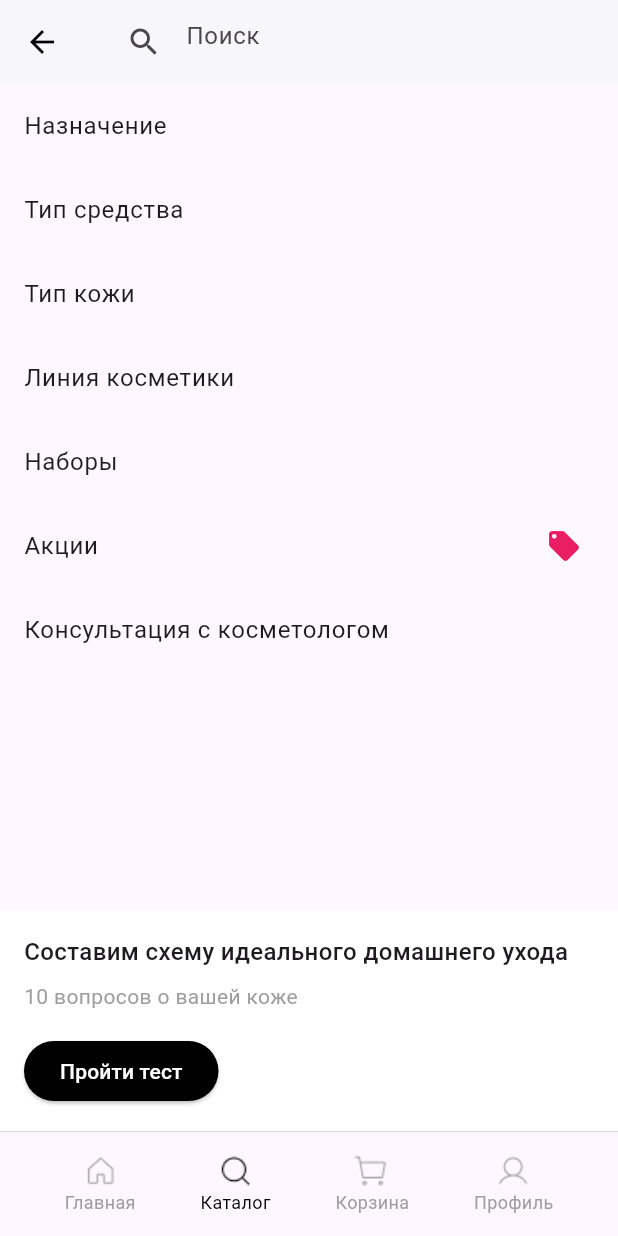
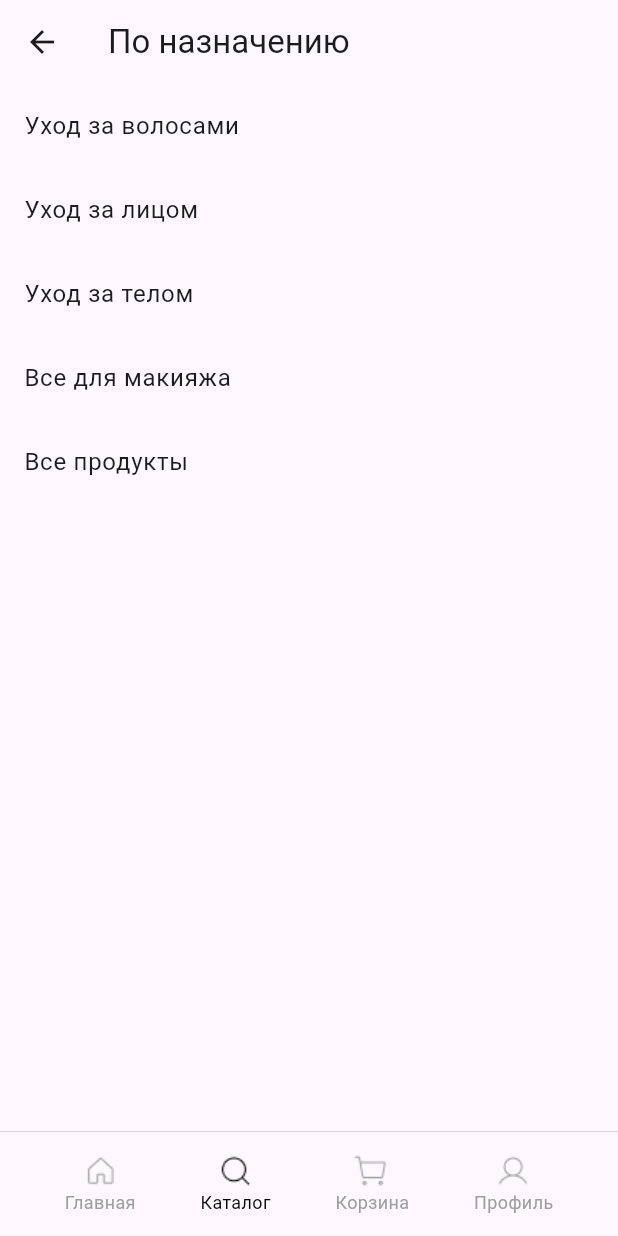
Before and after one commit to bismus-le-sha/cosmetics_shop_app, a Flutter app: the CataloguePage screen opened by its route, after a tap on "Назначение", on a phone screen of 412 x 824 dp. Run offline on Flutter 3.47's test engine with Material 3 defaults, Android fonts, the phone set to English and light mode, and no system bars; our stand-ins replace auto_route, bloc, dartz, equatable, flutter_bloc, get_it and 2 more; accounts and stored records are empty; network calls fail.

Commit message:
added subcatalogue feature

```diff
--- a/lib/config/router/router.dart
+++ b/lib/config/router/router.dart
@@ -1,7 +1,11 @@
 import 'package:auto_route/auto_route.dart';
+import 'package:flutter/widgets.dart';
 
+import '../../features/catalogue_list/domain/entities/subcatalogue_entity.dart';
 import '../../pages/cart.dart';
 import '../../features/catalogue_list/presentation/pages/catalogue_page.dart';
+import '../../features/catalogue_list/presentation/pages/subcatalogue_page.dart';
+import '../../pages/catalogue_navigation_page.dart';
 import '../../pages/home_page.dart';
 import '../../pages/profile.dart';
 import '../../pages/start_page.dart';
@@ -14,7 +18,10 @@ class AppRouter extends RootStackRouter {
   List<AutoRoute> get routes => [
         AutoRoute(page: StartRoute.page, initial: true, children: [
           AutoRoute(page: HomeRoute.page),
-          AutoRoute(page: CatalogueRoute.page),
+          AutoRoute(page: CatalogueNavigationRoute.page, children: [
+            AutoRoute(page: CatalogueRoute.page, initial: true),
+            AutoRoute(page: SubcatalogueRoute.page)
+          ]),
           AutoRoute(page: CartRoute.page),
           AutoRoute(page: ProfileRoute.page)
         ]),
--- a/lib/features/catalogue_list/data/datasources/catalogue_datasource.dart
+++ b/lib/features/catalogue_list/data/datasources/catalogue_datasource.dart
@@ -1,5 +1,7 @@
 import 'package:flutter/material.dart';
 import 'package:shop/features/catalogue_list/domain/entities/catalogue_entity.dart';
+
+import '../../domain/entities/subcatalogue_entity.dart';
 
 abstract class CatalogueDatasource {
   Future<List<CatalogueEntity>> getMenuItems();
@@ -9,13 +11,37 @@ class CatalogueDatasourceImpl implements CatalogueDatasource {
   @override
   Future<List<CatalogueEntity>> getMenuItems() async {
     return [
-      CatalogueEntity(title: 'Назначение'),
-      CatalogueEntity(title: 'Тип средства'),
-      CatalogueEntity(title: 'Тип кожи'),
-      CatalogueEntity(title: 'Линия косметики'),
-      CatalogueEntity(title: 'Наборы'),
-      CatalogueEntity(title: 'Акции', icon: Icons.local_offer),
-      CatalogueEntity(title: 'Консультация с косметологом'),
+      CatalogueEntity(
+          title: 'Назначение', appBarTitile: 'По назначению', items: stubItems),
+      CatalogueEntity(
+          title: 'Тип средства',
+          appBarTitile: 'По типу средства',
+          items: stubItems),
+      CatalogueEntity(
+          title: 'Тип кожи',
+          appBarTitile: 'По типу кожи',
+          items: skinTypeItems),
+      CatalogueEntity(title: 'Линия косметики', items: stubItems),
+      CatalogueEntity(title: 'Наборы', items: stubItems),
+      CatalogueEntity(
+          title: 'Акции', icon: Icons.local_offer, items: stubItems),
+      CatalogueEntity(title: 'Консультация с косметологом', items: stubItems),
     ];
   }
+
+  List<SubcatalogueEntity> skinTypeItems = [
+    SubcatalogueEntity(title: 'Жирная'),
+    SubcatalogueEntity(title: 'Комбинированая'),
+    SubcatalogueEntity(title: 'Нормальная'),
+    SubcatalogueEntity(title: 'Сухая'),
+    SubcatalogueEntity(title: 'Любой тип'),
+  ];
+
+  List<SubcatalogueEntity> stubItems = [
+    SubcatalogueEntity(title: 'Уход за волосами'),
+    SubcatalogueEntity(title: 'Уход за лицом'),
+    SubcatalogueEntity(title: 'Уход за телом'),
+    SubcatalogueEntity(title: 'Все для макияжа'),
+    SubcatalogueEntity(title: 'Все продукты'),
+  ];
 }
--- a/lib/features/catalogue_list/data/models/catalogue_model.dart
+++ b/lib/features/catalogue_list/data/models/catalogue_model.dart
@@ -1,5 +1,9 @@
 import 'package:shop/features/catalogue_list/domain/entities/catalogue_entity.dart';
 
 class CatalogueModel extends CatalogueEntity {
-  CatalogueModel({required super.title, super.icon});
+  CatalogueModel(
+      {required super.title,
+      super.icon,
+      super.appBarTitile,
+      required super.items});
 }
--- /dev/null
+++ b/lib/features/catalogue_list/data/models/subcatalogue_model.dart
@@ -0,0 +1,5 @@
+import 'package:shop/features/catalogue_list/domain/entities/subcatalogue_entity.dart';
+
+class SubcatalogueModel extends SubcatalogueEntity {
+  SubcatalogueModel({required super.title});
+}
--- a/lib/features/catalogue_list/domain/entities/catalogue_entity.dart
+++ b/lib/features/catalogue_list/domain/entities/catalogue_entity.dart
@@ -1,11 +1,16 @@
 import 'package:flutter/material.dart';
+import 'package:shop/features/catalogue_list/domain/entities/subcatalogue_entity.dart';
 
 class CatalogueEntity {
   final String title;
   final IconData? icon;
+  final String? appBarTitile;
+  final List<SubcatalogueEntity> items;
 
   CatalogueEntity({
     required this.title,
     this.icon,
+    this.appBarTitile,
+    required this.items,
   });
 }
--- /dev/null
+++ b/lib/features/catalogue_list/domain/entities/subcatalogue_entity.dart
@@ -0,0 +1,7 @@
+class SubcatalogueEntity {
+  final String title;
+
+  SubcatalogueEntity({
+    required this.title,
+  });
+}
--- a/lib/features/catalogue_list/presentation/pages/catalogue_page.dart
+++ b/lib/features/catalogue_list/presentation/pages/catalogue_page.dart
@@ -1,6 +1,5 @@
 import 'package:auto_route/auto_route.dart';
 import 'package:flutter_bloc/flutter_bloc.dart';
-import 'package:shop/injection_container.dart';
 import 'package:flutter/material.dart';
 
 import '../bloc/catalogue_list_bloc.dart';
@@ -12,13 +11,10 @@ class CataloguePage extends StatelessWidget {
 
   @override
   Widget build(BuildContext context) {
-    final bloc = sl<CatalogueListBloc>();
-    return BlocProvider(
-      create: (_) {
+    final bloc = BlocProvider.of<CatalogueListBloc>(context);
     bloc.add(const CatalogueListLoad());
-        return bloc;
-      },
-      child: BlocBuilder<CatalogueListBloc, CatalogueListState>(
+
+    return BlocBuilder<CatalogueListBloc, CatalogueListState>(
       builder: (context, state) {
         if (state is CatalogueListLoading) {
           return const Center(child: CircularProgressIndicator());
@@ -29,7 +25,6 @@ class CataloguePage extends StatelessWidget {
         }
         return const SizedBox.shrink();
       },
-      ),
     );
   }
 }
--- /dev/null
+++ b/lib/features/catalogue_list/presentation/pages/subcatalogue_page.dart
@@ -0,0 +1,19 @@
+import 'package:auto_route/annotations.dart';
+import 'package:flutter/material.dart';
+
+import '../../domain/entities/subcatalogue_entity.dart';
+
+import '../widgets/subcatalogue_display.dart';
+
+@RoutePage()
+class SubcataloguePage extends StatelessWidget {
+  final String lable;
+  final List<SubcatalogueEntity> items;
+
+  const SubcataloguePage({super.key, required this.items, required this.lable});
+
+  @override
+  Widget build(BuildContext context) {
+    return SubcatalogueListDisplay(lable: lable, items: items);
+  }
+}
--- a/lib/features/catalogue_list/presentation/widgets/catalogue_list_display.dart
+++ b/lib/features/catalogue_list/presentation/widgets/catalogue_list_display.dart
@@ -1,6 +1,8 @@
+import 'package:auto_route/auto_route.dart';
 import 'package:flutter/material.dart';
 import 'package:shop/widgets/cta_widget.dart';
 
+import '../../../../config/router/router.dart';
 import '../../domain/entities/catalogue_entity.dart';
 
 class CatalogueListDisplay extends StatelessWidget {
@@ -42,7 +44,11 @@ class CatalogueListDisplay extends StatelessWidget {
                         color: Colors.pink,
                       )
                     : null,
-                onTap: () {},
+                onTap: () => context.router.push(SubcatalogueRoute(
+                    lable: (item.appBarTitile != null
+                        ? item.appBarTitile!
+                        : item.title),
+                    items: item.items)),
               );
             },
           )),
--- /dev/null
+++ b/lib/features/catalogue_list/presentation/widgets/subcatalogue_display.dart
@@ -0,0 +1,38 @@
+import 'package:flutter/material.dart';
+
+import '../../domain/entities/subcatalogue_entity.dart';
+
+class SubcatalogueListDisplay extends StatelessWidget {
+  final String lable;
+  final List<SubcatalogueEntity> items;
+  const SubcatalogueListDisplay(
+      {super.key, required this.items, required this.lable});
+
+  @override
+  Widget build(BuildContext context) {
+    return Scaffold(
+      appBar: AppBar(
+        title: Text(lable),
+      ),
+      body: Column(
+        children: [
+          Expanded(
+              child: ListView.builder(
+            itemCount: items.length,
+            itemBuilder: (context, index) {
+              final item = items[index];
+              return ListTile(
+                title: Text(
+                  item.title,
+                  style: const TextStyle(
+                      fontSize: 16, fontWeight: FontWeight.w400),
+                ),
+                onTap: () {},
+              );
+            },
+          )),
+        ],
+      ),
+    );
+  }
+}
--- /dev/null
+++ b/lib/pages/catalogue_navigation_page.dart
@@ -0,0 +1,25 @@
+import 'package:auto_route/auto_route.dart';
+import 'package:flutter/material.dart';
+import 'package:flutter_bloc/flutter_bloc.dart';
+
+import '../features/catalogue_list/presentation/bloc/catalogue_list_bloc.dart';
+import '../injection_container.dart';
+
+@RoutePage()
+class CatalogueNavigationPage extends StatelessWidget
+    implements AutoRouteWrapper {
+  const CatalogueNavigationPage({super.key});
+
+  @override
+  Widget build(BuildContext context) {
+    return const AutoRouter();
+  }
+
+  @override
+  Widget wrappedRoute(BuildContext context) {
+    return BlocProvider(
+      create: (_) => sl<CatalogueListBloc>(),
+      child: this,
+    );
+  }
+}
--- a/lib/pages/home_page.dart
+++ b/lib/pages/home_page.dart
@@ -17,12 +17,9 @@ class HomePage extends StatelessWidget {
         padding: EdgeInsets.zero,
         children: [
           SizedBox(
-            height: screenHeight * 0.4, // Слайдер занимает 40% экрана
+            height: screenHeight * 0.4,
             child: const PromoSlider(),
           ),
-          // SizedBox(
-          //     height: 300,
-          //     child: Image(image: AssetImage('assets/images/promo_image.png'))),
           const ScrollableSection(
             title: 'Новинки',
           ),
--- a/lib/pages/start_page.dart
+++ b/lib/pages/start_page.dart
@@ -11,11 +11,11 @@ class StartPage extends StatelessWidget {
   @override
   Widget build(BuildContext context) {
     return AutoTabsRouter(
-      routes: const [
-        HomeRoute(),
-        CatalogueRoute(),
-        CartRoute(),
-        ProfileRoute(),
+      routes: [
+        const HomeRoute(),
+        CatalogueNavigationRoute(),
+        const CartRoute(),
+        const ProfileRoute(),
       ],
       builder: (context, child) {
         final tabsRouter = AutoTabsRouter.of(context);
```
Also changed, not shown: lib/config/router/router.gr.dart. Lines whose indentation alone changed are shown as unchanged.
